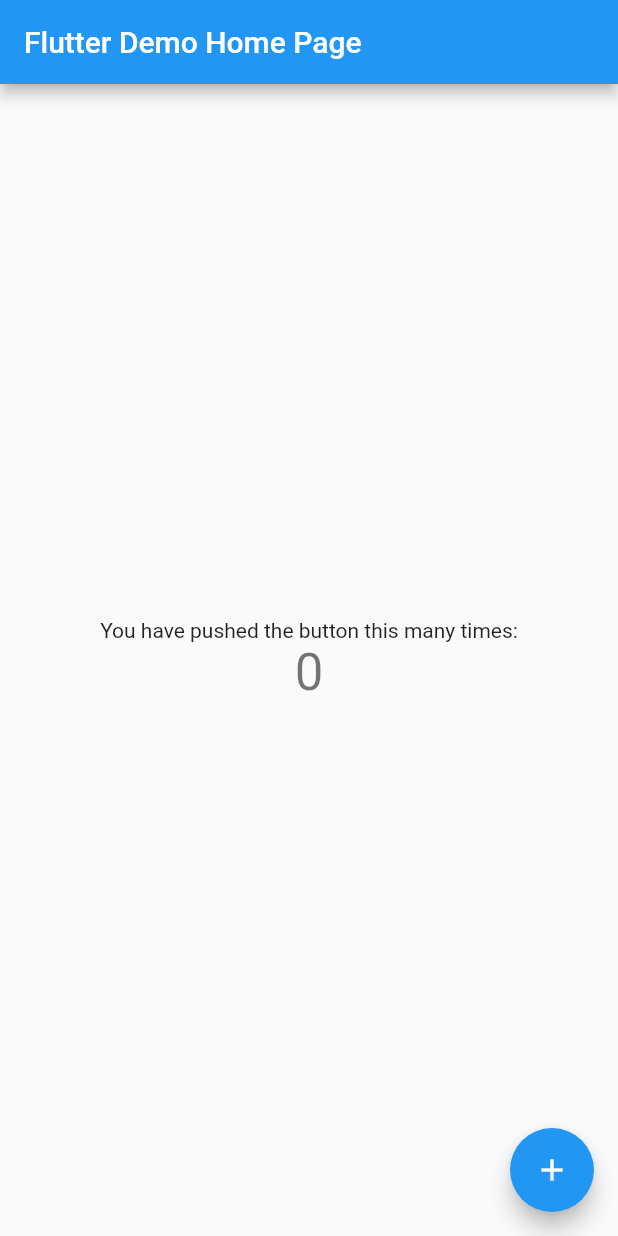
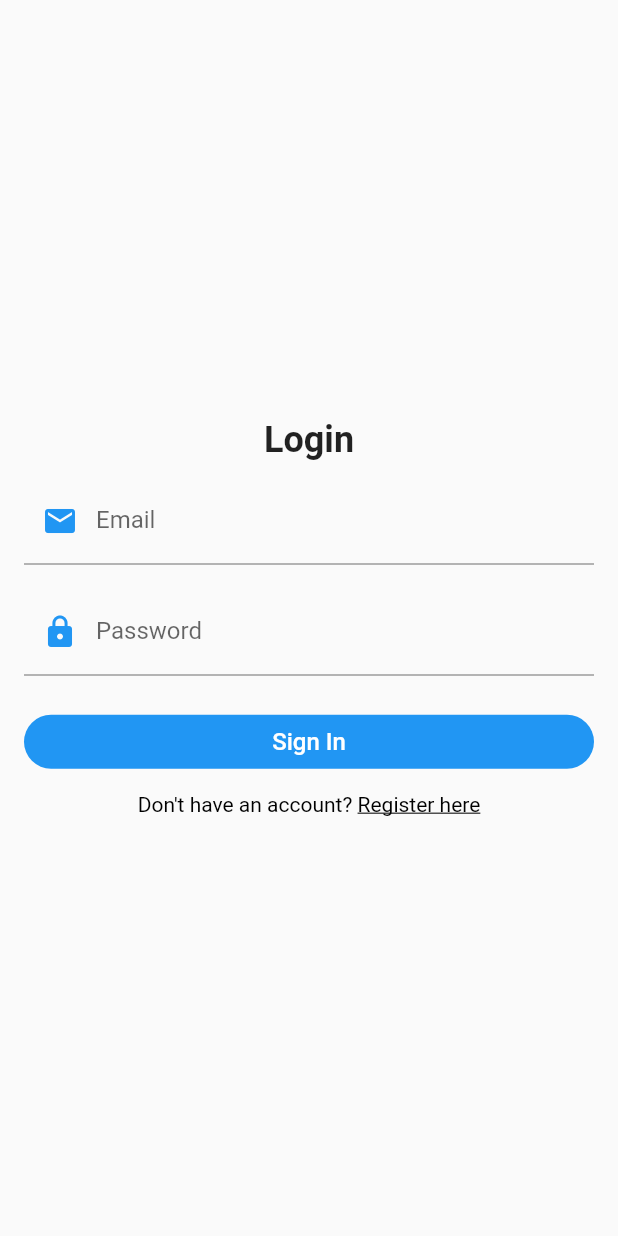
Before and after one commit to 7ANV1R/FlutAuth, a Flutter app: the screen it shows after launch, on a phone screen of 412 x 824 dp. Run offline on Flutter 3.47's test engine with Material 2 defaults, Android fonts, the light colour scheme and no system bars; our stand-ins replace cloud_firestore, firebase_auth, firebase_core; accounts and stored records are empty.

Commit message:
added signup option

```diff
--- a/lib/main.dart
+++ b/lib/main.dart
@@ -1,6 +1,10 @@
+import 'package:firebase_core/firebase_core.dart';
+import 'package:flut_auth/pages/auth/login_page.dart';
 import 'package:flutter/material.dart';
 
-void main() {
+void main() async {
+  WidgetsFlutterBinding.ensureInitialized();
+  await Firebase.initializeApp();
   runApp(const MyApp());
 }
 
@@ -10,58 +14,12 @@
   @override
   Widget build(BuildContext context) {
     return MaterialApp(
-      title: 'Flutter Demo',
+      debugShowCheckedModeBanner: false,
+      title: 'FlutAuth',
       theme: ThemeData(
         primarySwatch: Colors.blue,
       ),
-      home: const MyHomePage(title: 'Flutter Demo Home Page'),
+      home: const LoginPage(),
     );
   }
 }
-
-class MyHomePage extends StatefulWidget {
-  const MyHomePage({super.key, required this.title});
-
-  final String title;
-
-  @override
-  State<MyHomePage> createState() => _MyHomePageState();
-}
-
-class _MyHomePageState extends State<MyHomePage> {
-  int _counter = 0;
-
-  void _incrementCounter() {
-    setState(() {
-      _counter++;
-    });
-  }
-
-  @override
-  Widget build(BuildContext context) {
-    return Scaffold(
-      appBar: AppBar(
-        title: Text(widget.title),
-      ),
-      body: Center(
-        child: Column(
-          mainAxisAlignment: MainAxisAlignment.center,
-          children: <Widget>[
-            const Text(
-              'You have pushed the button this many times:',
-            ),
-            Text(
-              '$_counter',
-              style: Theme.of(context).textTheme.headline4,
-            ),
-          ],
-        ),
-      ),
-      floatingActionButton: FloatingActionButton(
-        onPressed: _incrementCounter,
-        tooltip: 'Increment',
-        child: const Icon(Icons.add),
-      ),
-    );
-  }
-}
--- /dev/null
+++ b/lib/pages/auth/login_page.dart
@@ -0,0 +1,114 @@
+import 'package:flut_auth/pages/auth/reg_page.dart';
+import 'package:flutter/gestures.dart';
+import 'package:flutter/material.dart';
+
+class LoginPage extends StatefulWidget {
+  const LoginPage({super.key});
+
+  @override
+  State<LoginPage> createState() => _LoginPageState();
+}
+
+class _LoginPageState extends State<LoginPage> {
+  final formKey = GlobalKey<FormState>();
+  @override
+  Widget build(BuildContext context) {
+    return Scaffold(
+      body: Center(
+        child: SingleChildScrollView(
+          padding: const EdgeInsets.all(16),
+          child: Form(
+            key: formKey,
+            child: Column(
+              mainAxisAlignment: MainAxisAlignment.center,
+              crossAxisAlignment: CrossAxisAlignment.center,
+              children: [
+                const Text(
+                  "Login",
+                  style: TextStyle(fontSize: 24, fontWeight: FontWeight.bold),
+                ),
+                const SizedBox(height: 10),
+                TextFormField(
+                  decoration: InputDecoration(
+                      labelText: "Email",
+                      prefixIcon: Icon(
+                        Icons.email,
+                        color: Theme.of(context).primaryColor,
+                      )),
+                  onChanged: (val) {},
+
+                  // check tha validation
+                  validator: (val) {
+                    return RegExp(r"^[a-zA-Z0-9.a-zA-Z0-9.!#$%&'*+-/=?^_`{|}~]+@[a-zA-Z0-9]+\.[a-zA-Z]+")
+                            .hasMatch(val!)
+                        ? null
+                        : "Please enter a valid email";
+                  },
+                ),
+                const SizedBox(height: 15),
+                TextFormField(
+                  obscureText: true,
+                  decoration: InputDecoration(
+                      labelText: "Password",
+                      prefixIcon: Icon(
+                        Icons.lock,
+                        color: Theme.of(context).primaryColor,
+                      )),
+                  validator: (val) {
+                    if (val!.length < 6) {
+                      return "Password must be at least 6 characters";
+                    } else {
+                      return null;
+                    }
+                  },
+                  onChanged: (val) {},
+                ),
+                const SizedBox(
+                  height: 20,
+                ),
+                SizedBox(
+                  width: double.infinity,
+                  child: ElevatedButton(
+                    style: ElevatedButton.styleFrom(
+                        backgroundColor: Theme.of(context).primaryColor,
+                        elevation: 0,
+                        shape: RoundedRectangleBorder(borderRadius: BorderRadius.circular(30))),
+                    child: const Text(
+                      "Sign In",
+                      style: TextStyle(color: Colors.white, fontSize: 16),
+                    ),
+                    onPressed: () {},
+                  ),
+                ),
+                const SizedBox(
+                  height: 10,
+                ),
+                Text.rich(TextSpan(
+                  text: "Don't have an account? ",
+                  style: const TextStyle(color: Colors.black, fontSize: 14),
+                  children: <TextSpan>[
+                    TextSpan(
+                        text: "Register here",
+                        style: const TextStyle(
+                          color: Colors.black,
+                          decoration: TextDecoration.underline,
+                        ),
+                        recognizer: TapGestureRecognizer()
+                          ..onTap = () {
+                            Navigator.pushReplacement(
+                              context,
+                              MaterialPageRoute(
+                                builder: (context) => const RegPage(),
+                              ),
+                            );
+                          }),
+                  ],
+                )),
+              ],
+            ),
+          ),
+        ),
+      ),
+    );
+  }
+}
```
Also changed, not shown: lib/pages/auth/reg_page.dart (added, +185 -0 lines), lib/pages/home/homepage.dart (added, +14 -0 lines), lib/services/auth_services.dart (added, +31 -0 lines), lib/services/db_services.dart (added, +33 -0 lines), 3 other files.
